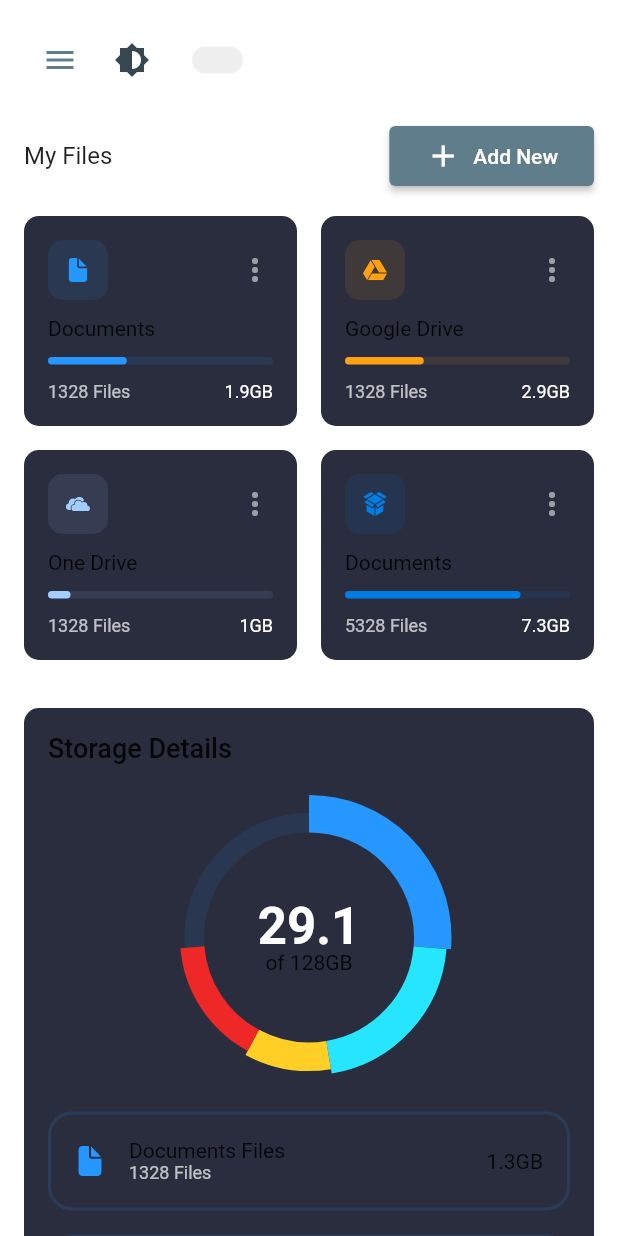
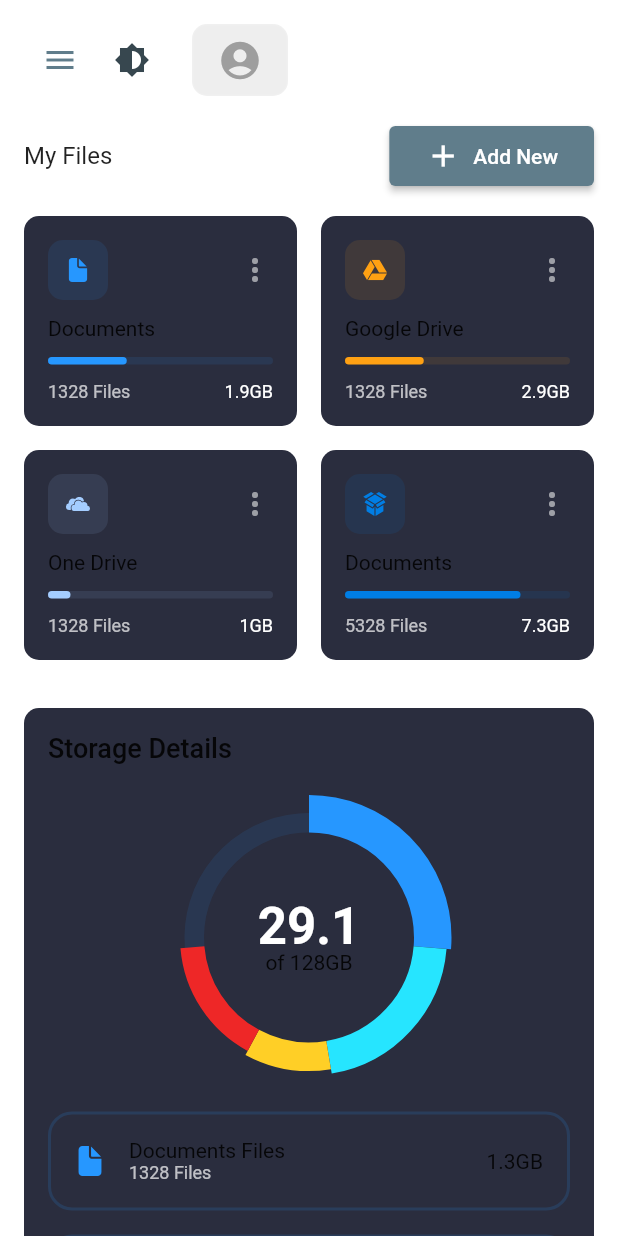
Before and after one commit to asteadhh/DerechoInteligente, a Flutter app: the screen it shows after launch, after a tap on "Continue with Google", on a phone screen of 412 x 824 dp. Run offline on Flutter 3.47's test engine with Material 2 defaults, Android fonts, the phone set to English and light mode, and no system bars; drawn by our look-alikes of dropdown_button2, fl_chart; our stand-ins replace auto_size_text, cached_network_image, carousel_slider, cloud_firestore, data_table_2, firebase_analytics and 15 more; missing offline and left inert: flutter_facebook_auth, image_network, sign_button, sticky_grouped_list; accounts and stored records are empty; network calls fail; project files that could hold a hidden picture were left out.

Commit message:
Login Controller

```diff
--- a/lib/controllers/LoginController/login_controller.dart
+++ b/lib/controllers/LoginController/login_controller.dart
@@ -20,17 +20,17 @@ class LoginController extends GetxController {
   final emailController = TextEditingController();
   final passwordController = TextEditingController();
 
-  Rx<UserChatInfo?> _myUser = Rx<UserChatInfo?>(null);
+  Rx<UserChatInfo?> myUserData = Rx<UserChatInfo?>(null);
 
-  UserChatInfo? get myUser => _myUser.value;
+  UserChatInfo? get myUser => myUserData.value;
 
   RxBool isProcessing = false.obs;
   final GoogleSignIn googleSignIn = GoogleSignIn();
 
-  String? uid;
-  String? name;
-  String? userEmail;
-  String? imageUrl;
+  RxString uid = ''.obs;
+  RxString name = ''.obs;
+  RxString userEmail = ''.obs;
+  RxString imageUrl = ''.obs;
 
   final RxList isHovering =
       [false, false, false, false, false, false, false, false].obs;
@@ -38,7 +38,7 @@ class LoginController extends GetxController {
   updateUserStream() async {
     var currentUser = auth.currentUser;
     print('UPDATE');
-    _myUser.bindStream(MyUserDB.myUserStream(currentUser));
+    myUserData.bindStream(MyUserDB.myUserStream(currentUser));
   }
 
   @override
@@ -86,8 +86,8 @@ class LoginController extends GetxController {
       user = userCredential.user;
 
       if (user != null) {
-        uid = user.uid;
-        userEmail = user.email;
+        uid.value = user.uid;
+        userEmail.value = user.email!;
       }
     } on FirebaseAuthException catch (e) {
       if (e.code == 'weak-password') {
@@ -114,8 +114,8 @@ class LoginController extends GetxController {
       user = userCredential.user;
 
       if (user != null) {
-        uid = user.uid;
-        userEmail = user.email;
+        uid.value = user.uid;
+        userEmail.value = user.email!;
 
         SharedPreferences prefs = await SharedPreferences.getInstance();
         await prefs.setBool('auth', true);
@@ -151,10 +151,10 @@ class LoginController extends GetxController {
     SharedPreferences prefs = await SharedPreferences.getInstance();
     prefs.setBool('auth', false);
 
-    uid = null;
-    name = null;
-    userEmail = null;
-    imageUrl = null;
+    uid.value = '';
+    name.value = '';
+    userEmail.value = '';
+    imageUrl.value = '';
 
     print("User signed out of Google account");
   }
--- a/lib/widgets/platformButtons/profileLoginButtons.dart
+++ b/lib/widgets/platformButtons/profileLoginButtons.dart
@@ -1,14 +1,13 @@
-import 'package:cached_network_image/cached_network_image.dart';
+import 'package:auto_size_text/auto_size_text.dart';
 import 'package:dropdown_button2/dropdown_button2.dart';
 import 'package:flutter/material.dart';
 import 'package:get/get.dart';
 import 'package:pulpox_admin/controllers/LoginController/login_controller.dart';
 
 import '../../constants.dart';
-import '../../responsive.dart';
-import '../platform_image_view.dart';
+import '../explore_drawer.dart';
 
-class ProfileLoginButton extends GetView<LoginController> {
+class ProfileLoginButton extends StatelessWidget {
   final String? hint;
   final String? value;
   final List<String>? dropdownItems;
@@ -68,8 +67,7 @@ class ProfileLoginButton extends GetView<LoginController> {
 
   @override
   Widget build(BuildContext context) {
-    final LoginController controller =
-        Get.put<LoginController>(LoginController());
+    final loginController = Get.put<LoginController>(LoginController());
     return DropdownButtonHideUnderline(
       child: DropdownButtonHideUnderline(
         child: DropdownButton2(
@@ -87,52 +85,21 @@ class ProfileLoginButton extends GetView<LoginController> {
             ),
             child: Row(
               children: [
-                // Container(
-                //   child: controller.myUser?.foto == null
-                //       ? Icon(
-                //           Icons.account_circle,
-                //           size: 90,
-                //           color: Colors.grey,
-                //         )
-                //       : ClipRRect(
-                //           borderRadius: BorderRadius.circular(45),
-                //           child: Image.network(
-                //             controller.myUser?.foto,
-                //             fit: BoxFit.cover,
-                //             width: MediaQuery.of(context).size.height * .1,
-                //             height: MediaQuery.of(context).size.height * .1,
-                //             errorBuilder: (context, object, stackTrace) {
-                //               return Icon(
-                //                 Icons.account_circle,
-                //                 size: 45,
-                //                 color: Colors.grey,
-                //               );
-                //             },
-                //             loadingBuilder: (BuildContext context, Widget child,
-                //                 ImageChunkEvent? loadingProgress) {
-                //               if (loadingProgress == null) return child;
-                //               return Container(
-                //                 width: 90,
-                //                 height: 90,
-                //                 child: Center(
-                //                   child: CircularProgressIndicator(
-                //                     color: Colors.grey,
-                //                     value: loadingProgress.expectedTotalBytes !=
-                //                                 null &&
-                //                             loadingProgress
-                //                                     .expectedTotalBytes !=
-                //                                 null
-                //                         ? loadingProgress
-                //                                 .cumulativeBytesLoaded /
-                //                             loadingProgress.expectedTotalBytes!
-                //                         : null,
-                //                   ),
-                //                 ),
-                //               );
-                //             },
-                //           ),
-                //         ),
-                // ),
+                // AutoSizeText(loginController.myUser!.nickname),
+                // StreamBuilder(
+                //     builder: (context, snapshot) {
+                //       return Text(snapshot.data!.id);
+                //     },
+                //     stream: loginController.myUserData.stream),
+                Container(
+                  child: loginController.myUser?.nickname == null
+                      ? Icon(
+                          Icons.account_circle,
+                          size: 30,
+                          color: Colors.grey,
+                        )
+                      : AutoSizeText(loginController.myUser!.nickname),
+                ),
                 // Container(
                 //   height: 10,
                 //   width: 10,
```
Also changed, not shown: 1 other file.
